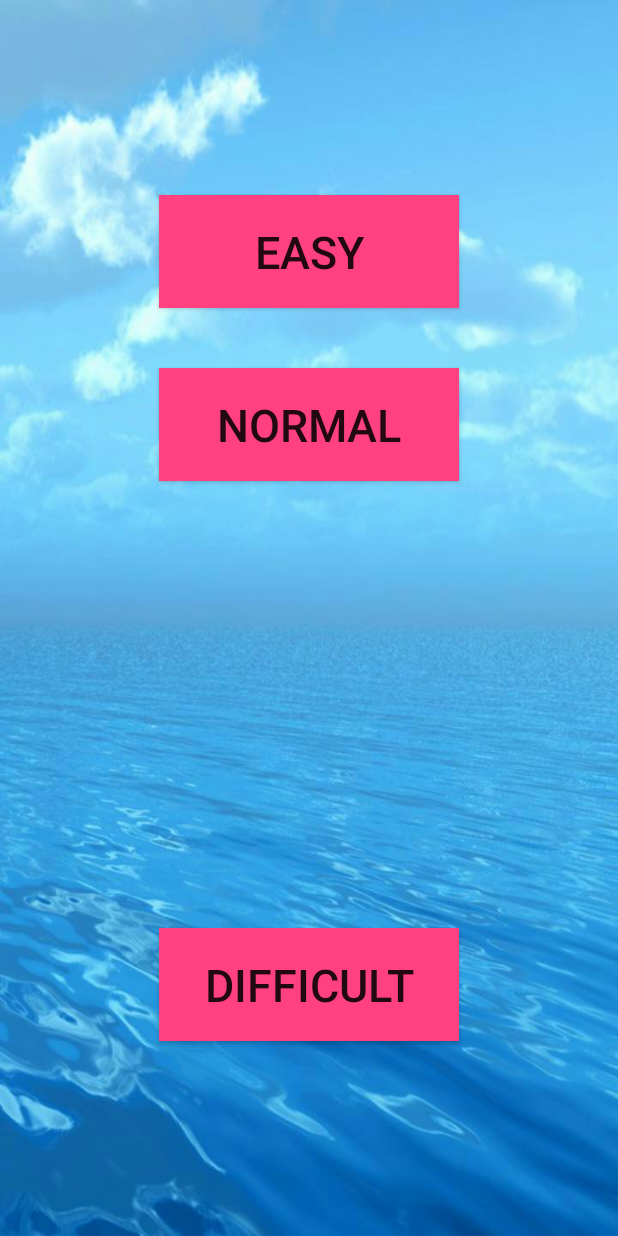
After one commit to angelchai97/flying-fish-math-app, an Android app: the Gamelevel screen opened directly, with no data from a screen before it, on a phone screen of 412 x 824 dp. The commit adds this screen. Run offline under Robolectric (Android 15) with nearby library versions, the phone set to English and light mode, and no system bars.

Commit message:
Final commit

```diff
--- /dev/null
+++ b/app/src/main/java/com/inti/flyingmathfishapp/GameLevelNum.java
@@ -0,0 +1,35 @@
+package com.inti.flyingmathfishapp;
+
+import java.util.ArrayList;
+
+public class GameLevelNum {
+
+
+
+
+    private static int mgamelevel;
+
+
+
+    public GameLevelNum() {
+        this.mgamelevel = mgamelevel;
+    }
+
+
+    public static int getMgamelevel() {
+        return mgamelevel;
+    }
+
+    public void setMgamelevel(int mgamelevel) {
+        this.mgamelevel = mgamelevel;
+    }
+
+//    public int getmgamelevel() {
+//        mgamelevel = (int) num.get(0);
+//        return gamelevel;
+//    }
+//
+//    public void setGamelevel(int gameleveln) {
+//        num.add(gameleveln);
+//    }
+}
--- /dev/null
+++ b/app/src/main/java/com/inti/flyingmathfishapp/Gamelevel.java
@@ -0,0 +1,73 @@
+package com.inti.flyingmathfishapp;
+
+import android.content.Intent;
+import android.content.SharedPreferences;
+import android.support.v7.app.AppCompatActivity;
+import android.os.Bundle;
+import android.view.View;
+import android.widget.Button;
+
+public class Gamelevel extends AppCompatActivity implements View.OnClickListener{
+
+    private Button easybtn;
+    private Button normalbtn;
+    private Button difficultbtn;
+    public static final String EXTRA_NUMBER = "com.inti.flyingmathfishapp.EXTRA_NUMBER";
+   // public static final String EASY_LEVEL = "1";
+    // public String getExtranum() {
+    //return EXTRA_NUMBER;
+//}
+    GameLevelNum mGameLevelNum = new GameLevelNum();
+
+
+
+
+    @Override
+    protected void onCreate(Bundle savedInstanceState) {
+        super.onCreate(savedInstanceState);
+        setContentView(R.layout.activity_gamelevel);
+
+        easybtn = (Button) findViewById(R.id.easybtn);
+        normalbtn = (Button) findViewById(R.id.normalbtn);
+        difficultbtn = (Button) findViewById(R.id.difficultbtn);
+
+
+        easybtn.setOnClickListener(this);
+        normalbtn.setOnClickListener(this);
+        difficultbtn.setOnClickListener(this);
+    }
+
+
+
+    @Override
+    public void onClick(View v) {
+        switch (v.getId()) {
+            case R.id.easybtn:
+                mGameLevelNum.setMgamelevel(1);
+                Intent intent = new Intent(this , MainActivity.class);
+                startActivity(intent);
+                break;
+            case R.id.normalbtn:
+                mGameLevelNum.setMgamelevel(2);
+                Intent intent1 = new Intent(this , MainActivity.class);
+                startActivity(intent1);
+                break;
+            case R.id.difficultbtn:
+                mGameLevelNum.setMgamelevel(3);
+                Intent intent2 = new Intent(this , MainActivity.class);
+                startActivity(intent2);
+                break;
+
+
+    }
+}
+}
+
+   /**public void openEasyActivity(){
+        Intent intent = new Intent(this,flyingMathFishView.class);
+        int eztext = 1;
+        intent.putExtra(EXTRA_NUMBER, eztext);
+        startActivity(intent);
+    }
+}
+**/
--- a/app/src/main/java/com/inti/flyingmathfishapp/SplashActivity.java
+++ b/app/src/main/java/com/inti/flyingmathfishapp/SplashActivity.java
@@ -26,7 +26,8 @@ public class SplashActivity extends AppCompatActivity {
 
                }
                finally{
-                   Intent mainIntent = new Intent(SplashActivity.this,MainActivity.class);
+                   //Intent mainIntent = new Intent(SplashActivity.this,MainActivity.class);
+                   Intent mainIntent = new Intent(SplashActivity.this,Gamelevel.class);
                    startActivity(mainIntent);
                }
             }
--- /dev/null
+++ b/app/src/main/res/layout/activity_gamelevel.xml
@@ -0,0 +1,55 @@
+<?xml version="1.0" encoding="utf-8"?>
+<RelativeLayout
+    xmlns:android="http://schemas.android.com/apk/res/android"
+    xmlns:app="http://schemas.android.com/apk/res-auto"
+    xmlns:tools="http://schemas.android.com/tools"
+    android:layout_width="match_parent"
+    android:layout_height="match_parent"
+    android:background="@drawable/splash"
+    tools:context=".Gamelevel">
+
+    <Button
+        android:id="@+id/easybtn"
+        android:background="@color/colorAccent"
+        android:layout_width="200dp"
+        android:layout_height="75dp"
+        android:layout_centerHorizontal="true"
+        android:text="Easy"
+        android:textSize="30dp"
+        android:layout_marginBottom="20dp"
+        android:layout_marginEnd="30dp"
+        android:layout_marginLeft="30dp"
+        android:layout_marginRight="30dp"
+        android:layout_marginStart="30dp"
+        android:layout_marginTop="130dp"/>
+
+    <Button
+        android:id="@+id/normalbtn"
+        android:background="@color/colorAccent"
+        android:layout_width="200dp"
+        android:layout_height="75dp"
+        android:layout_below="@+id/easybtn"
+        android:layout_centerHorizontal="true"
+        android:text="Normal"
+        android:textSize="30dp"
+        android:layout_marginBottom="20dp"
+        android:layout_marginEnd="30dp"
+        android:layout_marginLeft="30dp"
+        android:layout_marginRight="30dp"
+        android:layout_marginStart="30dp"
+        android:layout_marginTop="20dp" />
+
+    <Button
+        android:id="@+id/difficultbtn"
+        android:background="@color/colorAccent"
+        android:layout_width="200dp"
+        android:layout_height="75dp"
+        android:layout_alignParentBottom="true"
+        android:layout_centerHorizontal="true"
+        android:layout_marginBottom="130dp"
+        android:text="Difficult"
+        android:textSize="30dp" />
+
+
+
+</RelativeLayout>
```
Also changed, not shown: app/src/main/AndroidManifest.xml (+5 -4 lines), app/src/main/java/com/inti/flyingmathfishapp/MainActivity.java (+14 -0 lines), app/src/main/java/com/inti/flyingmathfishapp/flyingMathFishView.java (+15 -9 lines).
